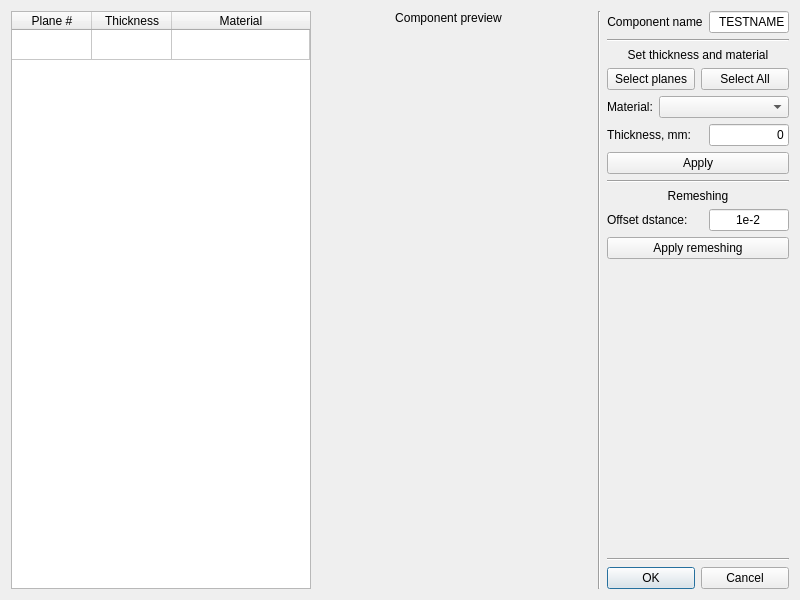
This is UI/addcomp.ui in bakeryproducts/ConstructorM4 as Qt 5 draws it before an edit. The edited form follows.
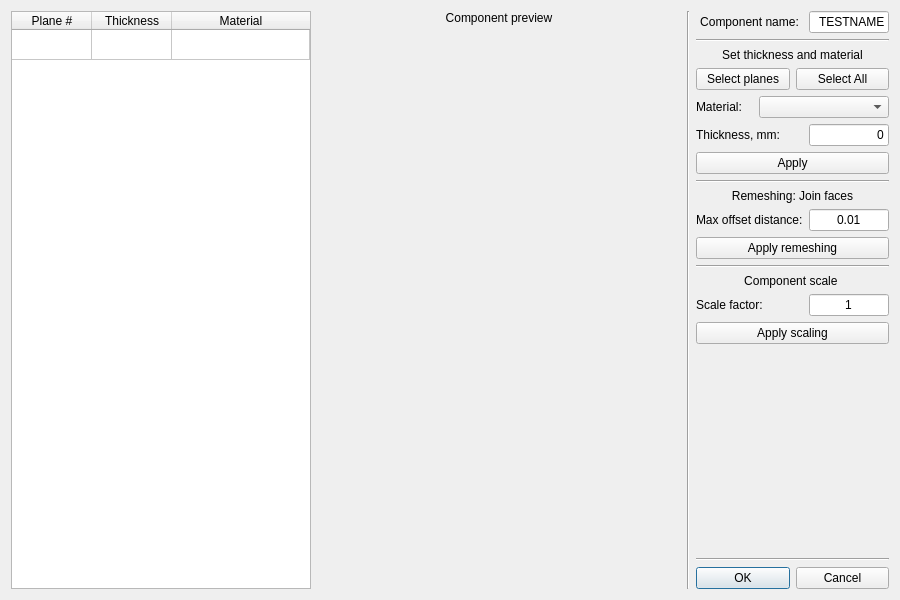
This is the edited form. Icons and pictures are not drawn.

Commit message: 1. Added remeshing button 2. Scale option for base components 3. Redo editing components 4. Changed mechanics of FC creator, objects created outside of class 5. So  saving components works for FC comp.

Diff of the .ui file:
```diff
--- a/UI/addcomp.ui
+++ b/UI/addcomp.ui
@@ -6,13 +6,13 @@
    <rect>
     <x>0</x>
     <y>0</y>
-    <width>800</width>
+    <width>900</width>
     <height>600</height>
    </rect>
   </property>
   <property name="minimumSize">
    <size>
-    <width>800</width>
+    <width>900</width>
     <height>0</height>
    </size>
   </property>
@@ -164,7 +164,7 @@
        <item>
         <widget class="QLabel" name="lbl_name">
          <property name="text">
-          <string>Component name</string>
+          <string>Component name:</string>
          </property>
          <property name="alignment">
           <set>Qt::AlignCenter</set>
@@ -325,7 +325,7 @@
      <item>
       <widget class="QLabel" name="label_2">
        <property name="text">
-        <string>Remeshing</string>
+        <string>Remeshing: Join faces</string>
        </property>
        <property name="alignment">
         <set>Qt::AlignCenter</set>
@@ -337,12 +337,18 @@
        <item>
         <widget class="QLabel" name="label">
          <property name="text">
-          <string>Offset dstance:</string>
+          <string>Max offset distance:</string>
          </property>
         </widget>
        </item>
        <item>
         <widget class="QLineEdit" name="ln_remesh">
+         <property name="sizePolicy">
+          <sizepolicy hsizetype="Minimum" vsizetype="Fixed">
+           <horstretch>0</horstretch>
+           <verstretch>0</verstretch>
+          </sizepolicy>
+         </property>
          <property name="maximumSize">
           <size>
            <width>80</width>
@@ -350,7 +356,7 @@
           </size>
          </property>
          <property name="text">
-          <string>1e-2</string>
+          <string>0.01</string>
          </property>
          <property name="alignment">
           <set>Qt::AlignCenter</set>
@@ -374,6 +380,63 @@
        </item>
       </layout>
      </item>
+     <item>
+      <widget class="Line" name="line_5">
+       <property name="orientation">
+        <enum>Qt::Horizontal</enum>
+       </property>
+      </widget>
+     </item>
+     <item>
+      <widget class="QLabel" name="label_4">
+       <property name="text">
+        <string>Component scale </string>
+       </property>
+       <property name="alignment">
+        <set>Qt::AlignCenter</set>
+       </property>
+      </widget>
+     </item>
+     <item>
+      <layout class="QHBoxLayout" name="horizontalLayout_4">
+       <item>
+        <widget class="QLabel" name="label_3">
+         <property name="text">
+          <string>Scale factor:</string>
+         </property>
+        </widget>
+       </item>
+       <item>
+        <widget class="QLineEdit" name="ln_scale">
+         <property name="sizePolicy">
+          <sizepolicy hsizetype="Minimum" vsizetype="Fixed">
+           <horstretch>0</horstretch>
+           <verstretch>0</verstretch>
+          </sizepolicy>
+         </property>
+         <property name="maximumSize">
+          <size>
+           <width>80</width>
+           <height>16777215</height>
+          </size>
+         </property>
+         <property name="text">
+          <string>1</string>
+         </property>
+         <property name="alignment">
+          <set>Qt::AlignCenter</set>
+         </property>
+        </widget>
+       </item>
+      </layout>
+     </item>
+     <item>
+      <widget class="QPushButton" name="btn_scale">
+       <property name="text">
+        <string>Apply scaling</string>
+       </property>
+      </widget>
+     </item>
      <item>
       <spacer name="verticalSpacer">
        <property name="orientation">
@@ -401,6 +464,9 @@
          <property name="text">
           <string>OK</string>
          </property>
+         <property name="autoDefault">
+          <bool>true</bool>
+         </property>
          <property name="default">
           <bool>true</bool>
          </property>
```
Left out of the diff: 1 changed line with no effect on the pictures. The commit also changes 13 other files.
